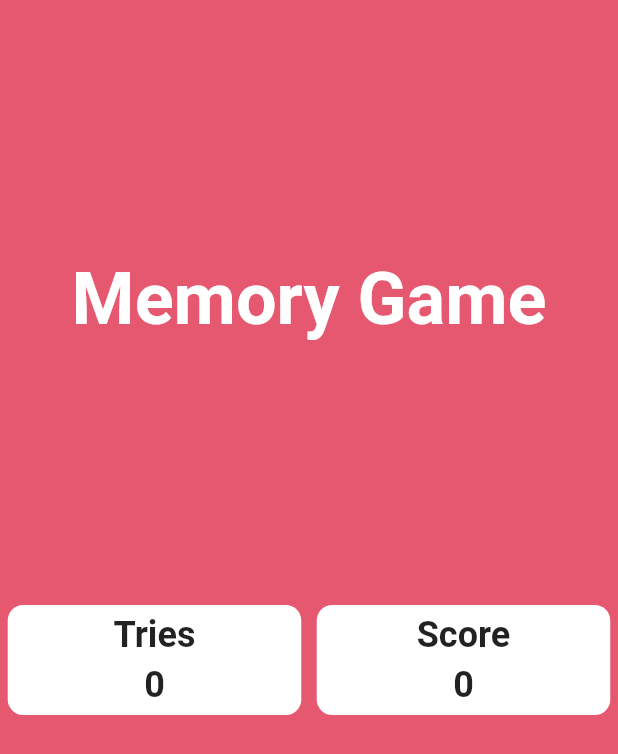
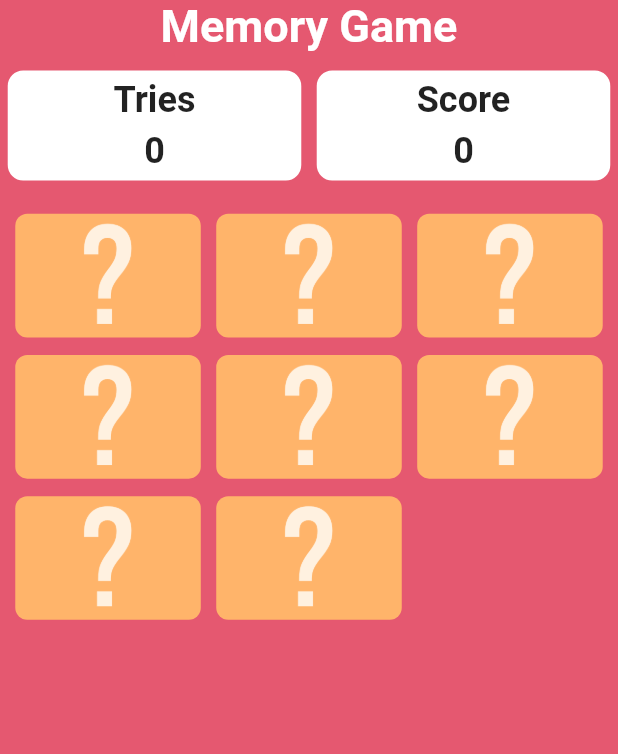
Before and after one commit to yuksel-root/flutter_memory_game, a Flutter app: the screen it shows after launch, on a phone screen of 412 x 824 dp. Shown: the top 754 px of the screen. Run offline on Flutter 3.47's test engine with Material 2 defaults, Android fonts, the phone set to English and light mode, and no system bars.

Commit message:
update homeView  complete successfully app working

```diff
--- a/lib/view/home_view.dart
+++ b/lib/view/home_view.dart
@@ -1,6 +1,8 @@
 import 'package:flutter/material.dart';
+import 'package:flutter_memory_game/components/alert_dialog.dart';
 import 'package:flutter_memory_game/components/score_board.dart';
 import 'package:flutter_memory_game/core/extensions/context_extensions.dart';
+import 'package:flutter_memory_game/game_logic.dart';
 
 class HomeView extends StatefulWidget {
   const HomeView({Key? key}) : super(key: key);
@@ -10,6 +12,16 @@ class HomeView extends StatefulWidget {
 }
 
 class _HomeViewState extends State<HomeView> {
+  final Game _game = Game();
+
+  @override
+  void initState() {
+    _game.initGame();
+    _game.score = 0;
+    _game.tries = 0;
+    super.initState();
+  }
+
   @override
   Widget build(BuildContext context) {
     return Scaffold(
@@ -22,29 +34,100 @@ class _HomeViewState extends State<HomeView> {
                 mainAxisAlignment: MainAxisAlignment.center,
                 crossAxisAlignment: CrossAxisAlignment.center,
                 children: [
-                  const Spacer(flex: 1),
                   centerGameTitle(),
                   const Spacer(flex: 1),
-                  rowScoreBoard(),
+                  rowScoreBoard(_game.tries, _game.score),
                   const Spacer(flex: 1),
-                  Expanded(
-                    child: GridView.builder(
-                      gridDelegate:
-                          const SliverGridDelegateWithFixedCrossAxisCount(
-                        crossAxisCount: 3,
-                        crossAxisSpacing: 16,
-                        mainAxisSpacing: 16,
-                      ),
-                      itemBuilder: (context, index) {
-                        return Container();
-                      },
-                    ),
-                  )
+                  expandedCard(_game.tries, _game.score),
+                  const Spacer(flex: 1),
                 ],
               ),
             ),
           ),
         ));
+  }
+
+  Expanded expandedCard(int tries, int score) {
+    return Expanded(
+      flex: 100,
+      child: GridView.builder(
+        itemCount: _game.gameImg!.length,
+        gridDelegate: SliverGridDelegateWithFixedCrossAxisCount(
+          crossAxisCount: 3,
+          crossAxisSpacing: context.dynamicWidth(0.025), //10px
+          mainAxisSpacing: context.dynamicHeight(0.0142), //10 px
+          childAspectRatio: 3 / 2,
+        ),
+        // context.dynamicHeight(0.004) * context.dynamicWidth(0.0075)
+        padding: EdgeInsets.all(//3 * 3 px
+            context.dynamicHeight(0.004) * context.dynamicWidth(0.0075)),
+        itemBuilder: (context, index) {
+          return GestureDetector(
+              onTap: () {
+                setState(() {
+                  _game.tries++;
+
+                  _game.gameImg![index] = _game.cardList[index];
+                  _game.matchCheck.add({index: _game.cardList[index]});
+                });
+                if (_game.matchCheck.length == 2) {
+                  //print(_game.matchCheck);
+                  //print(_game.matchCheck[0].values.first);
+                  // print(_game.matchCheck[1].values.first);
+                  // print("index: " + index.toString());
+
+                  if (_game.matchCheck[0].values.first ==
+                      _game.matchCheck[1].values.first) {
+                    _game.score += 100;
+                    _game.matchCheck.clear();
+                  } else {
+                    Future.delayed(const Duration(milliseconds: 500), () {
+                      //print(_game.gameImg);
+                      setState(() {
+                        _game.gameImg![_game.matchCheck[0].keys.first] =
+                            _game.hiddenCardpath;
+                        _game.gameImg![_game.matchCheck[1].keys.first] =
+                            _game.hiddenCardpath;
+                        _game.matchCheck.clear();
+                      });
+                    });
+                  }
+                }
+
+                if (!_game.gameImg!.contains(_game.hiddenCardpath)) {
+                  AlertView alert = AlertView(
+                    content: "WINNER!",
+                    title: "You won congrate!",
+                    continueFunction: () {
+                      setState(() {
+                        _game.initGame();
+                      });
+                      Navigator.of(context).pop();
+                    },
+                  );
+                  showDialog(
+                    barrierDismissible: false,
+                    context: context,
+                    builder: (BuildContext context) {
+                      return alert;
+                    },
+                  );
+                }
+              },
+              child: Container(
+                padding: const EdgeInsets.all(16.0),
+                decoration: BoxDecoration(
+                  color: const Color(0xFFFFB46A),
+                  borderRadius: BorderRadius.circular(8.0),
+                  image: DecorationImage(
+                    image: AssetImage(_game.gameImg![index]),
+                    fit: BoxFit.scaleDown,
+                  ),
+                ),
+              ));
+        },
+      ),
+    );
   }
 
   Center centerGameTitle() {
@@ -53,20 +136,20 @@ class _HomeViewState extends State<HomeView> {
         "Memory Game",
         style: TextStyle(
           color: Colors.white,
-          fontSize: 48.0,
+          fontSize: 30.0,
           fontWeight: FontWeight.bold,
         ),
       ),
     );
   }
 
-  Row rowScoreBoard() {
+  Row rowScoreBoard(int tries, int score) {
     return Row(
       mainAxisAlignment: MainAxisAlignment.spaceAround,
       crossAxisAlignment: CrossAxisAlignment.center,
       children: [
-        ScoreBoard(title: "Tries", info: "0"),
-        ScoreBoard(title: "Score", info: "0"),
+        ScoreBoard(title: "Tries", info: "$tries"),
+        ScoreBoard(title: "Score", info: "$score"),
       ],
     );
   }
```
